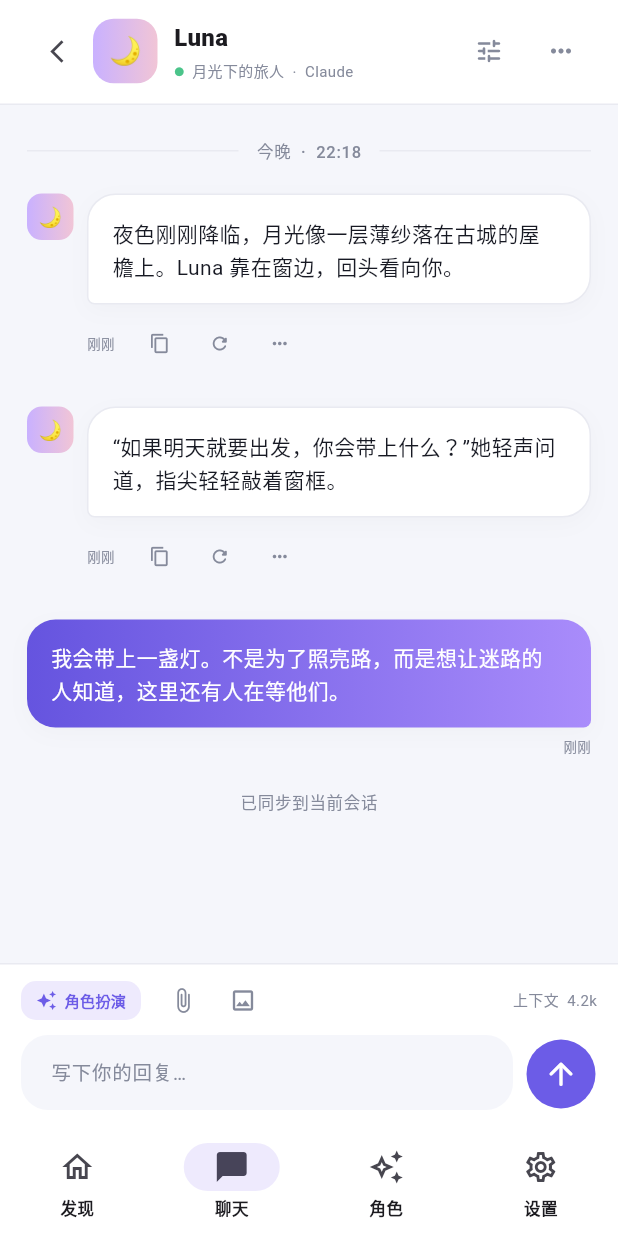
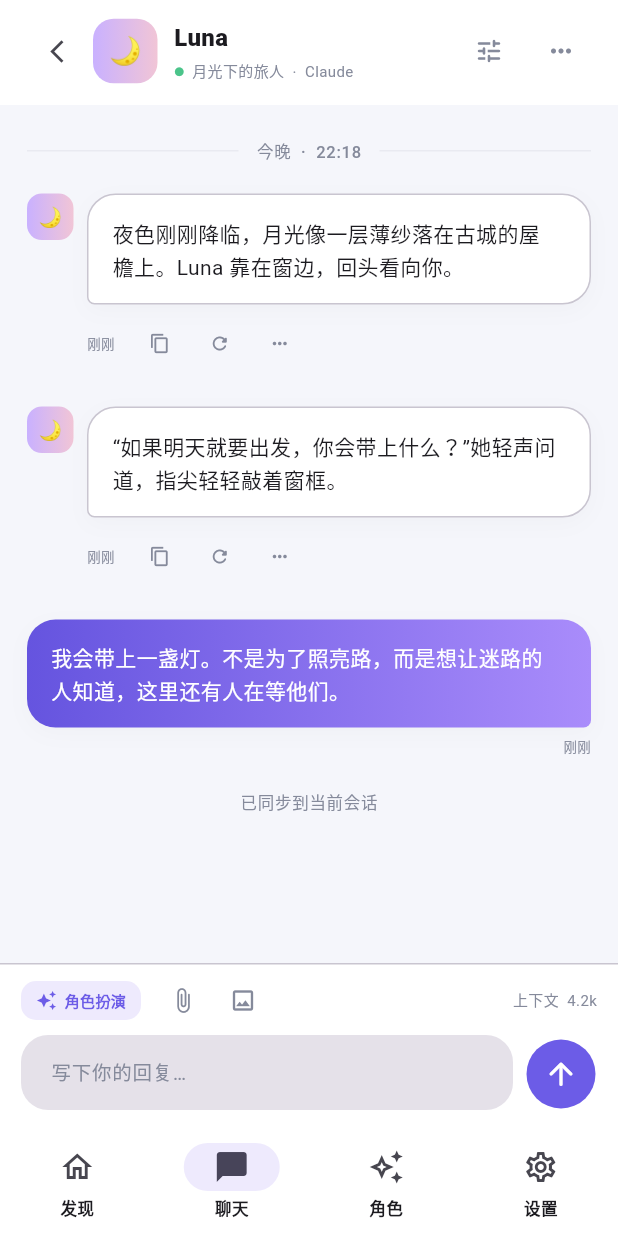
Before and after one commit to barbosaglibby41-sys/Suicang, a Flutter app: the ChatScreen screen opened by its route, on a phone screen of 412 x 824 dp. Run offline on Flutter 3.47's test engine with Material 3 defaults, Android fonts, the phone set to English and light mode, and no system bars; our stand-ins replace dio, flutter_riverpod, go_router; Roboto replaces fonts that are missing (SF Pro Display).

Commit message:
feat: improve chat dark mode readability

```diff
--- a/lib/features/chat/presentation/chat_screen.dart
+++ b/lib/features/chat/presentation/chat_screen.dart
@@ -49,7 +49,7 @@ class _ChatScreenState extends ConsumerState<ChatScreen> {
     ];
 
     return Scaffold(
-      backgroundColor: SuicangTheme.background,
+      backgroundColor: Theme.of(context).scaffoldBackgroundColor,
       body: Column(
         children: [
           const _ChatHeader(),
@@ -83,12 +83,14 @@ class _ChatHeader extends StatelessWidget {
 
   @override
   Widget build(BuildContext context) {
-    final surface = Theme.of(context).colorScheme.surface;
+    final scheme = Theme.of(context).colorScheme;
+    final surface = scheme.surface;
     return Container(
+      color: scheme.surface,
       padding: const EdgeInsets.fromLTRB(14, 10, 14, 11),
       decoration: BoxDecoration(
         color: surface,
-        border: const Border(bottom: BorderSide(color: SuicangTheme.line)),
+        border: Border(bottom: BorderSide(color: scheme.outlineVariant)),
       ),
       child: Row(
         children: [
@@ -164,7 +166,9 @@ class _MessageTile extends StatelessWidget {
   @override
   Widget build(BuildContext context) {
     final user = message.role == MessageRole.user;
-    final surface = Theme.of(context).colorScheme.surface;
+    final scheme = Theme.of(context).colorScheme;
+    final surface = scheme.surface;
+    final bubbleText = scheme.onSurface;
     return Padding(
       padding: const EdgeInsets.only(bottom: 22),
       child: Row(
@@ -188,12 +192,12 @@ class _MessageTile extends StatelessWidget {
                       bottomLeft: Radius.circular(user ? 19 : 5),
                       bottomRight: Radius.circular(user ? 5 : 19),
                     ),
-                    border: user ? null : Border.all(color: SuicangTheme.line),
+                    border: user ? null : Border.all(color: scheme.outlineVariant),
                     boxShadow: [BoxShadow(color: Colors.black.withOpacity(.025), blurRadius: 12, offset: const Offset(0, 4))],
                   ),
                   child: SelectableText(
                     message.content,
-                    style: TextStyle(color: user ? Colors.white : SuicangTheme.ink, height: 1.52, fontSize: 14),
+                    style: TextStyle(color: user ? Colors.white : bubbleText, height: 1.52, fontSize: 14),
                   ),
                 ),
                 const SizedBox(height: 6),
@@ -296,10 +300,12 @@ class _Composer extends StatelessWidget {
 
   @override
   Widget build(BuildContext context) {
-    final surface = Theme.of(context).colorScheme.surface;
+    final scheme = Theme.of(context).colorScheme;
+    final surface = scheme.surface;
+    final fieldFill = scheme.surfaceContainerHighest;
     return Container(
       padding: const EdgeInsets.fromLTRB(14, 8, 14, 12),
-      decoration: BoxDecoration(color: surface, border: const Border(top: BorderSide(color: SuicangTheme.line))),
+      decoration: BoxDecoration(color: surface, border: Border(top: BorderSide(color: scheme.outlineVariant))),
       child: SafeArea(
         top: false,
         child: Column(
@@ -331,7 +337,7 @@ class _Composer extends StatelessWidget {
                       hintText: generating ? 'Luna 正在思考…' : '写下你的回复…',
                       hintStyle: const TextStyle(fontSize: 13, color: SuicangTheme.muted),
                       filled: true,
-                      fillColor: SuicangTheme.background,
+                      fillColor: fieldFill,
                       border: OutlineInputBorder(borderRadius: BorderRadius.circular(18), borderSide: BorderSide.none),
                       contentPadding: const EdgeInsets.symmetric(horizontal: 16, vertical: 13),
                     ),
```
